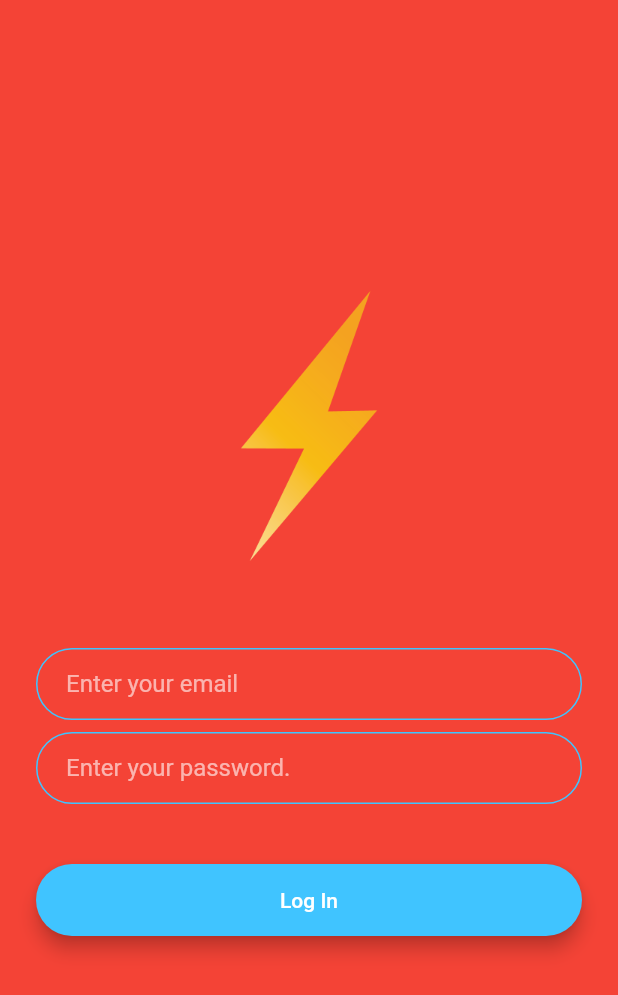
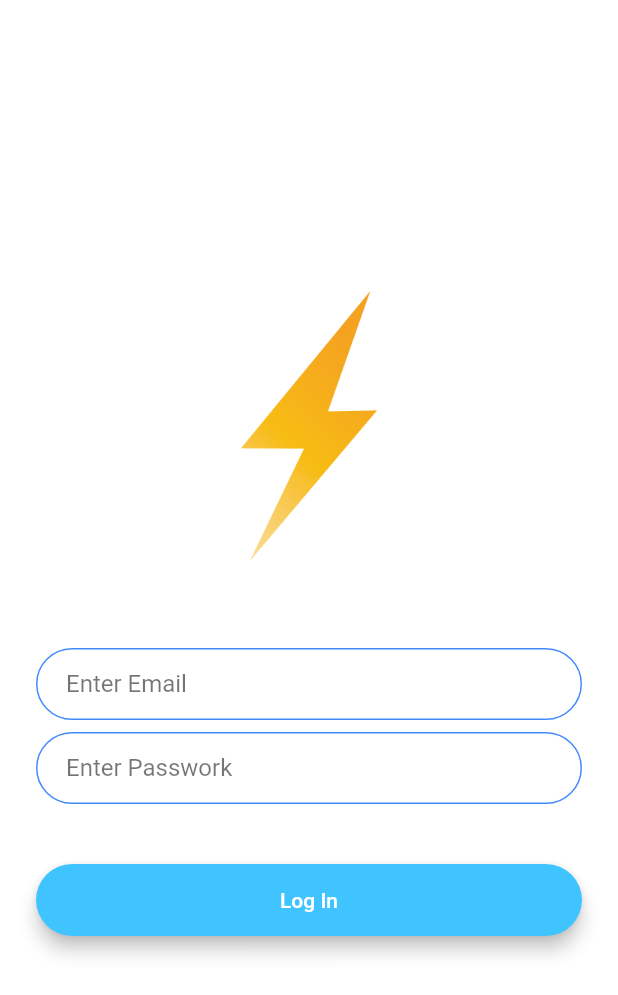
Before and after one commit to hassan-ahmed90/Flash_Chat_App_Firebase, a Flutter app: the screen it shows after launch, after a tap on "Log In", on a phone screen of 412 x 824 dp. Shown: the top 995 px of the screen. Run offline on Flutter 3.47's test engine with Material 2 defaults, Android fonts, the phone set to English and light mode, and no system bars; our stand-ins replace animated_text_kit.

Commit message:
my commit

```diff
--- a/lib/constant.dart
+++ b/lib/constant.dart
@@ -17,3 +17,22 @@ const kMessageContainerDecoration = BoxDecoration(
     top: BorderSide(color: Colors.lightBlueAccent, width: 2.0),
   ),
 );
+
+const kInputDeco=InputDecoration(
+  hintStyle: TextStyle(
+    color: Colors.black54,
+  ),
+  contentPadding:
+  const EdgeInsets.symmetric(vertical: 10.0, horizontal: 20.0),
+  border: const OutlineInputBorder(
+    borderRadius:  BorderRadius.all(Radius.circular(32.0)),
+  ),
+  enabledBorder: const OutlineInputBorder(
+    borderSide: BorderSide(color: Colors.blueAccent, width: 1.0),
+    borderRadius: BorderRadius.all(Radius.circular(32.0)),
+  ),
+  focusedBorder: const OutlineInputBorder(
+    borderSide: BorderSide(color: Colors.blueAccent, width: 2.0),
+    borderRadius: BorderRadius.all(Radius.circular(32.0)),
+  ),
+);
--- a/lib/screens/login_screen.dart
+++ b/lib/screens/login_screen.dart
@@ -1,3 +1,4 @@
+import 'package:flash_chat_firebasae/constant.dart';
 import 'package:flutter/material.dart';
 class LoginScreen extends StatefulWidget {
   const LoginScreen({Key? key}) : super(key: key);
@@ -8,6 +9,7 @@ class LoginScreen extends StatefulWidget {
 
 class _LoginScreenState extends State<LoginScreen> with SingleTickerProviderStateMixin {
   AnimationController? controller;
+  Animation? animation;
   @override
   void initState() {
     // TODO: implement initState
@@ -15,6 +17,7 @@ class _LoginScreenState extends State<LoginScreen> with SingleTickerProviderStat
     controller=AnimationController(
       duration: Duration(seconds: 1),
       vsync: this,);
+    animation= ColorTween(begin: Colors.blueGrey,end: Colors.white).animate(controller!);
     controller?.forward();
     controller?.addListener(() {
       setState(() {
@@ -26,7 +29,7 @@ class _LoginScreenState extends State<LoginScreen> with SingleTickerProviderStat
   @override
   Widget build(BuildContext context) {
     return Scaffold(
-      backgroundColor: Colors.red.withOpacity(controller!.value),
+      backgroundColor: animation!.value,
       body: Padding(
         padding: EdgeInsets.symmetric(horizontal: 24.0),
         child: Column(
@@ -47,24 +50,7 @@ class _LoginScreenState extends State<LoginScreen> with SingleTickerProviderStat
               onChanged: (value) {
                 //Do something with the user input.
               },
-              decoration: InputDecoration(
-                hintText: 'Enter your email',
-                contentPadding:
-                EdgeInsets.symmetric(vertical: 10.0, horizontal: 20.0),
-                border: OutlineInputBorder(
-                  borderRadius: BorderRadius.all(Radius.circular(32.0)),
-                ),
-                enabledBorder: OutlineInputBorder(
-                  borderSide:
-                  BorderSide(color: Colors.lightBlueAccent, width: 1.0),
-                  borderRadius: BorderRadius.all(Radius.circular(32.0)),
-                ),
-                focusedBorder: OutlineInputBorder(
-                  borderSide:
-                  BorderSide(color: Colors.lightBlueAccent, width: 2.0),
-                  borderRadius: BorderRadius.all(Radius.circular(32.0)),
-                ),
-              ),
+              decoration: kInputDeco.copyWith(hintText: "Enter Email"),
             ),
             SizedBox(
               height: 8.0,
@@ -73,24 +59,7 @@ class _LoginScreenState extends State<LoginScreen> with SingleTickerProviderStat
               onChanged: (value) {
                 //Do something with the user input.
               },
-              decoration: InputDecoration(
-                hintText: 'Enter your password.',
-                contentPadding:
-                EdgeInsets.symmetric(vertical: 10.0, horizontal: 20.0),
-                border: OutlineInputBorder(
-                  borderRadius: BorderRadius.all(Radius.circular(32.0)),
-                ),
-                enabledBorder: OutlineInputBorder(
-                  borderSide:
-                  BorderSide(color: Colors.lightBlueAccent, width: 1.0),
-                  borderRadius: BorderRadius.all(Radius.circular(32.0)),
-                ),
-                focusedBorder: OutlineInputBorder(
-                  borderSide:
-                  BorderSide(color: Colors.lightBlueAccent, width: 2.0),
-                  borderRadius: BorderRadius.all(Radius.circular(32.0)),
-                ),
-              ),
+              decoration: kInputDeco.copyWith(hintText: "Enter Passwork")
             ),
             SizedBox(
               height: 24.0,
--- a/lib/screens/welcome_screen.dart
+++ b/lib/screens/welcome_screen.dart
@@ -1,5 +1,7 @@
 
+import 'package:animated_text_kit/animated_text_kit.dart';
 import 'package:flash_chat_firebasae/Routes/routes_name.dart';
+import 'package:flash_chat_firebasae/component/my_button.dart';
 import 'package:flutter/material.dart';
 class WelcomeScreen extends StatefulWidget {
   const WelcomeScreen({Key? key}) : super(key: key);
@@ -20,6 +22,7 @@ class _WelcomeScreenState extends State<WelcomeScreen> with SingleTickerProvider
       vsync: this,
    upperBound: 100
     );
+    animation= ColorTween(begin: Colors.blueGrey,end: Colors.white).animate(controller!);
    //  animation= CurvedAnimation(parent: controller!, curve: Curves.easeIn);
    // animation?.addStatusListener((status) {
    //   setState(() {
@@ -48,7 +51,7 @@ class _WelcomeScreenState extends State<WelcomeScreen> with SingleTickerProvider
   @override
   Widget build(BuildContext context) {
     return Scaffold(
-      backgroundColor: Colors.white,
+      backgroundColor: animation!.value,
       body: Padding(
         padding: EdgeInsets.symmetric(horizontal: 24.0),
         child: Column(
@@ -64,12 +67,18 @@ class _WelcomeScreenState extends State<WelcomeScreen> with SingleTickerProvider
                     height: controller!.value,
                   ),
                 ),
-                Text(
-                  'Flash Chat',
-                  style: TextStyle(
+                DefaultTextStyle(
+                  style: const TextStyle(
                     color: Colors.black54,
-                    fontSize: 45.0,
                     fontWeight: FontWeight.w900,
+                    fontSize: 40.0,
+                  ),
+                  child: AnimatedTextKit(
+
+                    totalRepeatCount: 2,
+                    animatedTexts: [
+                      TypewriterAnimatedText('Flash Chat'),
+                    ],
                   ),
                 ),
               ],
@@ -77,44 +86,13 @@ class _WelcomeScreenState extends State<WelcomeScreen> with SingleTickerProvider
             SizedBox(
               height: 48.0,
             ),
-            Padding(
-              padding: EdgeInsets.symmetric(vertical: 16.0),
-              child: Material(
-                elevation: 5.0,
-                color: Colors.lightBlueAccent,
-                borderRadius: BorderRadius.circular(30.0),
-                child: MaterialButton(
-                  onPressed: () {
-                    Navigator.pushNamed(context, RoutesName.login);
-                    //Go to login screen.
-                  },
-                  minWidth: 200.0,
-                  height: 42.0,
-                  child: Text(
-                    'Log In',
-                  ),
-                ),
-              ),
-            ),
-            Padding(
-              padding: EdgeInsets.symmetric(vertical: 16.0),
-              child: Material(
-                color: Colors.blueAccent,
-                borderRadius: BorderRadius.circular(30.0),
-                elevation: 5.0,
-                child: MaterialButton(
-                  onPressed: () {
-                    Navigator.pushNamed(context, RoutesName.registration);
-                    //Go to registration screen.
-                  },
-                  minWidth: 200.0,
-                  height: 42.0,
-                  child: Text(
-                    'Register',
-                  ),
-                ),
-              ),
-            ),
+            MyButton(colors:Colors.blue,title: "Log In", onTapped: (){
+              Navigator.pushNamed(context, RoutesName.login);
+            }),
+            MyButton(colors:Colors.lightBlueAccent,title: "Sign Up", onTapped: (){
+              Navigator.pushNamed(context, RoutesName.registration);
+            }),
+
           ],
         ),
       ),
--- a/pubspec.yaml
+++ b/pubspec.yaml
@@ -35,6 +35,7 @@ dependencies:
   # The following adds the Cupertino Icons font to your application.
   # Use with the CupertinoIcons class for iOS style icons.
   cupertino_icons: ^1.0.2
+  animated_text_kit: ^4.2.2
 
 dev_dependencies:
   flutter_test:
```
Also changed, not shown: lib/component/my_button.dart (+8 -7 lines), lib/screens/registration_screen.dart (+3 -32 lines), pubspec.lock.
